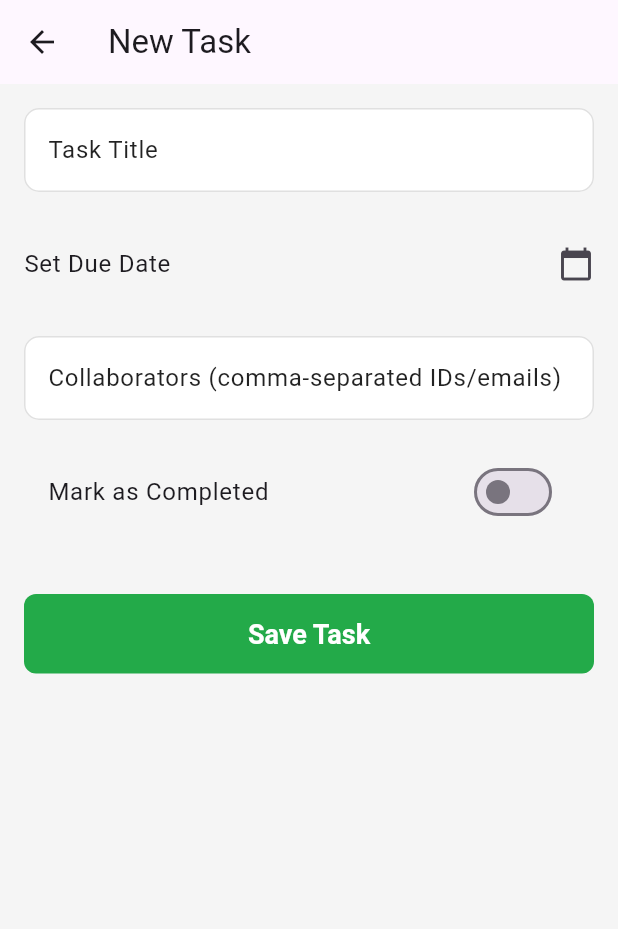
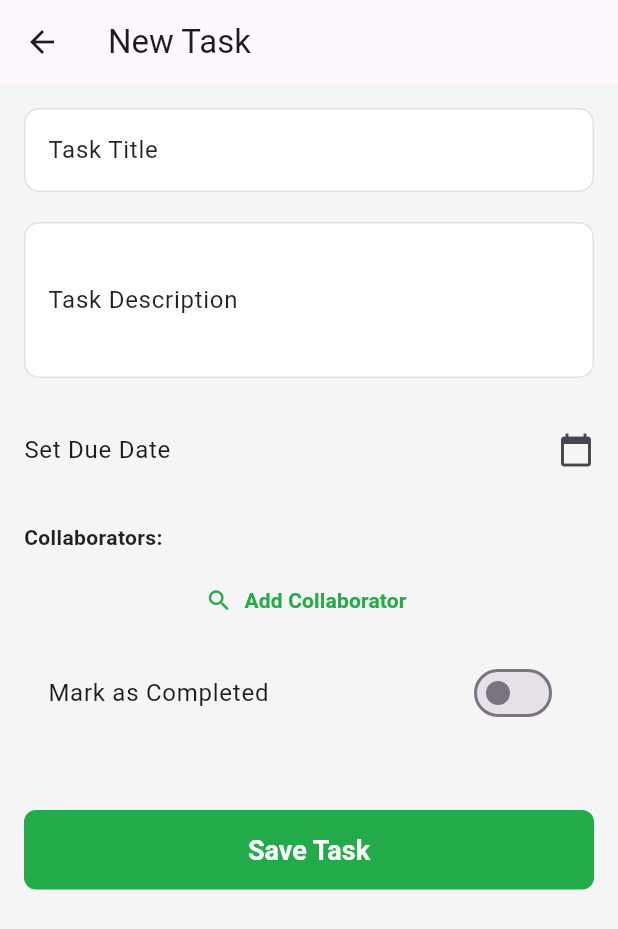
Before and after one commit to BrianMuigai/Task-Manager, a Flutter app: the AddEditTaskPage screen opened directly, on a phone screen of 412 x 824 dp. Shown: the top 929 px of the screen. Run offline on Flutter 3.47's test engine with Material 3 defaults, Android fonts, the phone set to English and light mode, and no system bars; our stand-ins replace bloc, cloud_firestore, equatable, firebase_auth, firebase_core, firebase_messaging and 7 more; accounts and stored records are empty; statements that could not run were skipped.

Commit message:
add task features

```diff
--- a/lib/core/di/module_injector.dart
+++ b/lib/core/di/module_injector.dart
@@ -10,7 +10,7 @@ abstract class RegisterModules {
   Future<SharedPreferences> prefs() async =>
       await SharedPreferences.getInstance();
 
-  @Named('firebaseDatabase')
+  @Named('firebaseFirestore')
   FirebaseFirestore get firebaseDatabase => FirebaseFirestore.instance;
 
   @Named('firebaseAuth')
--- a/lib/features/auth/domain/repositories/auth_repository.dart
+++ b/lib/features/auth/domain/repositories/auth_repository.dart
@@ -7,4 +7,5 @@ abstract class AuthRepository {
   Future<AppUser> registerWithEmailPassword(
       String email, String password, String displayName);
   Future<void> sendPasswordResetEmail(String email);
+  Future<List<AppUser>> searchUsers(String query);
 }
--- /dev/null
+++ b/lib/features/auth/domain/usecases/search_users.dart
@@ -0,0 +1,15 @@
+import 'package:injectable/injectable.dart';
+
+import '../entities/user.dart';
+import '../repositories/auth_repository.dart';
+
+@lazySingleton
+class SearchUsers {
+  final AuthRepository repository;
+  SearchUsers(this.repository);
+
+  /// Searches for users whose display name or email matches the [query].
+  Future<List<AppUser>> call(String query) async {
+    return await repository.searchUsers(query);
+  }
+}
--- a/lib/features/tasks/data/models/task_model.dart
+++ b/lib/features/tasks/data/models/task_model.dart
@@ -5,6 +5,7 @@ class TaskModel extends Task {
   const TaskModel({
     required super.id,
     required super.title,
+    required super.description,
     super.dueDate,
     super.completed,
     required super.ownerId,
@@ -28,12 +29,13 @@ class TaskModel extends Task {
         updatedAt: data['updatedAt'] != null
             ? (data['updatedAt'] as Timestamp).toDate()
             : null,
-    );
+        description: data['description'] ?? '');
   }
 
   Map<String, dynamic> toMap() {
     return {
       'title': title,
+      'description': description,
       'dueDate': dueDate != null ? Timestamp.fromDate(dueDate!) : null,
       'completed': completed,
       'ownerId': ownerId,
--- a/lib/features/tasks/data/repositories/task_repository_impl.dart
+++ b/lib/features/tasks/data/repositories/task_repository_impl.dart
@@ -32,7 +32,7 @@ class TaskRepositoryImpl implements TaskRepository {
         ownerId: task.ownerId,
         collaboratorIds: task.collaboratorIds,
         updatedAt: task.updatedAt,
-    );
+        description: task.description);
     await dataSource.addTask(taskModel);
   }
 
@@ -46,7 +46,7 @@ class TaskRepositoryImpl implements TaskRepository {
         ownerId: task.ownerId,
         collaboratorIds: task.collaboratorIds,
         updatedAt: task.updatedAt,
-    );
+        description: task.description);
     await dataSource.updateTask(taskModel);
   }
 
--- a/lib/features/tasks/domain/entities/task.dart
+++ b/lib/features/tasks/domain/entities/task.dart
@@ -3,31 +3,32 @@ import 'package:equatable/equatable.dart';
 class Task extends Equatable {
   final String id;
   final String title;
+  final String description;
   final DateTime? dueDate;
   final bool completed;
   final String ownerId;
   final List<String> collaboratorIds;
   final DateTime? updatedAt;
 
-  const Task({
-    required this.id,
+  const Task(
+      {required this.id,
       required this.title,
       this.dueDate,
       this.completed = false,
       required this.ownerId,
       this.collaboratorIds = const [],
       this.updatedAt,
-  });
+      required this.description});
 
-  Task copyWith({
-    String? id,
+  Task copyWith(
+      {String? id,
       String? title,
       DateTime? dueDate,
       bool? completed,
       String? ownerId,
       List<String>? collaboratorIds,
       DateTime? updatedAt,
-  }) {
+      String? description}) {
     return Task(
         id: id ?? this.id,
         title: title ?? this.title,
@@ -36,7 +37,7 @@ class Task extends Equatable {
         ownerId: ownerId ?? this.ownerId,
         collaboratorIds: collaboratorIds ?? this.collaboratorIds,
         updatedAt: updatedAt ?? this.updatedAt,
-    );
+        description: description ?? this.description);
   }
 
   @override
--- a/lib/features/tasks/presentation/bloc/tasks_event.dart
+++ b/lib/features/tasks/presentation/bloc/tasks_event.dart
@@ -25,3 +25,13 @@ class DeleteTaskEvent extends TasksEvent {
   final String taskId;
   const DeleteTaskEvent(this.taskId);
 }
+
+class SearchCollaboratorsEvent extends TasksEvent {
+  final String query;
+  final String currentUserId;
+
+  const SearchCollaboratorsEvent({
+    required this.query,
+    required this.currentUserId,
+  });
+}
--- a/lib/features/tasks/presentation/bloc/tasks_state.dart
+++ b/lib/features/tasks/presentation/bloc/tasks_state.dart
@@ -20,3 +20,15 @@ class TasksError extends TasksState {
   final String message;
   const TasksError(this.message);
 }
+
+class CollaboratorsSearchLoading extends TasksState {}
+
+class CollaboratorsSearchLoaded extends TasksState {
+  final List<AppUser> results;
+  const CollaboratorsSearchLoaded(this.results);
+}
+
+class CollaboratorsSearchError extends TasksState {
+  final String message;
+  const CollaboratorsSearchError(this.message);
+}
--- a/lib/features/tasks/presentation/pages/add_edit_task_page.dart
+++ b/lib/features/tasks/presentation/pages/add_edit_task_page.dart
@@ -1,8 +1,12 @@
+import 'package:cloud_firestore/cloud_firestore.dart';
 import 'package:flutter/material.dart';
 import 'package:flutter_bloc/flutter_bloc.dart';
+import 'package:task/features/auth/domain/entities/user.dart';
 import 'package:task/features/auth/presentation/bloc/auth_bloc.dart';
 import 'package:task/features/tasks/domain/entities/task.dart';
 import 'package:task/features/tasks/presentation/bloc/tasks_bloc.dart';
+import 'package:task/features/tasks/presentation/widgets/live_user_status_widget.dart';
+import 'package:task/features/tasks/presentation/widgets/search_collaborators_widget.dart';
 
 class AddEditTaskPage extends StatefulWidget {
   final Task? task;
@@ -16,20 +20,28 @@ class AddEditTaskPage extends StatefulWidget {
 class _AddEditTaskPageState extends State<AddEditTaskPage> {
   final _formKey = GlobalKey<FormState>();
   late TextEditingController _titleController;
-  late TextEditingController _collaboratorsController;
+  late TextEditingController _descriptionController;
+  late AppUser currentUser;
   DateTime? _dueDate;
   bool _completed = false;
+  List<String> _collaboratorIds = [];
 
   @override
   void initState() {
     super.initState();
     _titleController = TextEditingController(text: widget.task?.title ?? '');
+    _descriptionController =
+        TextEditingController(text: widget.task?.description ?? '');
     _dueDate = widget.task?.dueDate;
     _completed = widget.task?.completed ?? false;
-    // Initialize collaborator field with comma-separated values if task exists.
-    _collaboratorsController = TextEditingController(
-        text:
-            widget.task != null ? widget.task!.collaboratorIds.join(", ") : "");
+    _collaboratorIds = widget.task?.collaboratorIds ?? [];
+    currentUser = (context.read<AuthBloc>().state as Authenticated).user;
+    FirebaseFirestore.instance
+        .collection('tasks')
+        .doc(widget.task?.id ?? 'newTaskId')
+        .update({
+      'editingUsers.${currentUser.uid}': currentUser.displayName,
+    });
   }
 
   Future<void> _selectDueDate(BuildContext context) async {
@@ -46,13 +58,37 @@ class _AddEditTaskPageState extends State<AddEditTaskPage> {
     }
   }
 
-  // Parse collaborator IDs from the text field.
-  List<String> _parseCollaborators(String input) {
-    return input
-        .split(',')
-        .map((collab) => collab.trim())
-        .where((collab) => collab.isNotEmpty)
-        .toList();
+  void _addCollaborator(AppUser user) {
+    if (!_collaboratorIds.contains(user.uid)) {
+      setState(() {
+        _collaboratorIds.add(user.uid);
+      });
+    }
+    Navigator.pop(context); // Close the modal sheet
+  }
+
+  void _showCollaboratorSearch() {
+    // Get current user id from AuthBloc
+    String currentUserId = "";
+    final authState = context.read<AuthBloc>().state;
+    if (authState is Authenticated) {
+      currentUserId = authState.user.uid;
+    }
+    showModalBottomSheet(
+      context: context,
+      isScrollControlled: true,
+      useSafeArea: true,
+      showDragHandle: true,
+      shape: RoundedRectangleBorder(
+        borderRadius: BorderRadius.vertical(top: Radius.circular(20)),
+      ),
+      builder: (context) {
+        return SearchCollaboratorsWidget(
+          currentUserId: currentUserId,
+          onUserSelected: _addCollaborator,
+        );
+      },
+    );
   }
 
   Future<void> _saveTask() async {
@@ -67,9 +103,6 @@ class _AddEditTaskPageState extends State<AddEditTaskPage> {
         ownerId = "unknown";
       }
 
-      // Parse collaborators from the input.
-      final collaborators = _parseCollaborators(_collaboratorsController.text);
-
       // If editing, use the existing id; otherwise, generate one.
       final String id = widget.task?.id ?? UniqueKey().toString();
       final Task newTask = Task(
@@ -78,9 +111,9 @@ class _AddEditTaskPageState extends State<AddEditTaskPage> {
           dueDate: _dueDate,
           completed: _completed,
           ownerId: ownerId,
-        collaboratorIds: collaborators,
+          collaboratorIds: _collaboratorIds,
           updatedAt: DateTime.now(),
-      );
+          description: _descriptionController.text);
       if (widget.task != null) {
         context.read<TasksBloc>().add(UpdateTaskEvent(newTask));
       } else {
@@ -100,7 +133,13 @@ class _AddEditTaskPageState extends State<AddEditTaskPage> {
   @override
   void dispose() {
     _titleController.dispose();
-    _collaboratorsController.dispose();
+    _descriptionController.dispose();
+    FirebaseFirestore.instance
+        .collection('tasks')
+        .doc(widget.task?.id ?? 'newTaskId')
+        .update({
+      'editingUsers.${currentUser.uid}': FieldValue.delete(),
+    });
     super.dispose();
   }
 
@@ -136,6 +175,15 @@ class _AddEditTaskPageState extends State<AddEditTaskPage> {
                     : null,
               ),
               SizedBox(height: 20),
+              TextFormField(
+                controller: _descriptionController,
+                decoration: InputDecoration(
+                  labelText: "Task Description",
+                  border: OutlineInputBorder(),
+                ),
+                maxLines: 3,
+              ),
+              SizedBox(height: 20),
               // Due date field.
               ListTile(
                 contentPadding: EdgeInsets.zero,
@@ -147,15 +195,30 @@ class _AddEditTaskPageState extends State<AddEditTaskPage> {
               ),
               SizedBox(height: 20),
               // Collaborators field.
-              TextFormField(
-                controller: _collaboratorsController,
-                decoration: InputDecoration(
-                  labelText: "Collaborators (comma-separated IDs/emails)",
-                  border: OutlineInputBorder(),
+              Text(
+                "Collaborators:",
+                style: TextStyle(fontWeight: FontWeight.bold),
               ),
-                // No strict validation; can be optional.
+              SizedBox(height: 8),
+              Wrap(
+                spacing: 8,
+                children: _collaboratorIds
+                    .map((id) => Chip(
+                          label: Text(id),
+                          onDeleted: () {
+                            setState(() {
+                              _collaboratorIds.remove(id);
+                            });
+                          },
+                        ))
+                    .toList(),
               ),
-              SizedBox(height: 20),
+              TextButton.icon(
+                onPressed: _showCollaboratorSearch,
+                icon: Icon(Icons.search),
+                label: Text("Add Collaborator"),
+              ),
+              SizedBox(height: 10),
               // Completed toggle.
               SwitchListTile(
                 title: Text("Mark as Completed"),
@@ -166,13 +229,19 @@ class _AddEditTaskPageState extends State<AddEditTaskPage> {
                   });
                 },
               ),
-              SizedBox(height: 40),
+
+              if (widget.task != null) ...[
+                const SizedBox(height: 10),
+                LiveUserStatusWidget(
+                    taskId: widget.task!.id, currentUserId: currentUser.uid),
+              ],
+              SizedBox(height: 50),
               ElevatedButton(
                 onPressed: _saveTask,
                 child: Padding(
                   padding: const EdgeInsets.symmetric(vertical: 16.0),
                   child: Text(
-                    "Save Task",
+                    widget.task != null ? "Update Task" : "Save Task",
                     style: TextStyle(fontSize: 18),
                   ),
                 ),
```
Also changed, not shown: lib/features/auth/data/repositories/auth_repository_impl.dart (+22 -3 lines), lib/features/tasks/presentation/bloc/tasks_bloc.dart (+17 -0 lines), lib/features/tasks/presentation/widgets/live_user_status_widget.dart (added, +46 -0 lines), lib/features/tasks/presentation/widgets/search_collaborators_widget.dart (added, +110 -0 lines), lib/core/di/injector.config.dart. Lines whose indentation alone changed are shown as unchanged.
